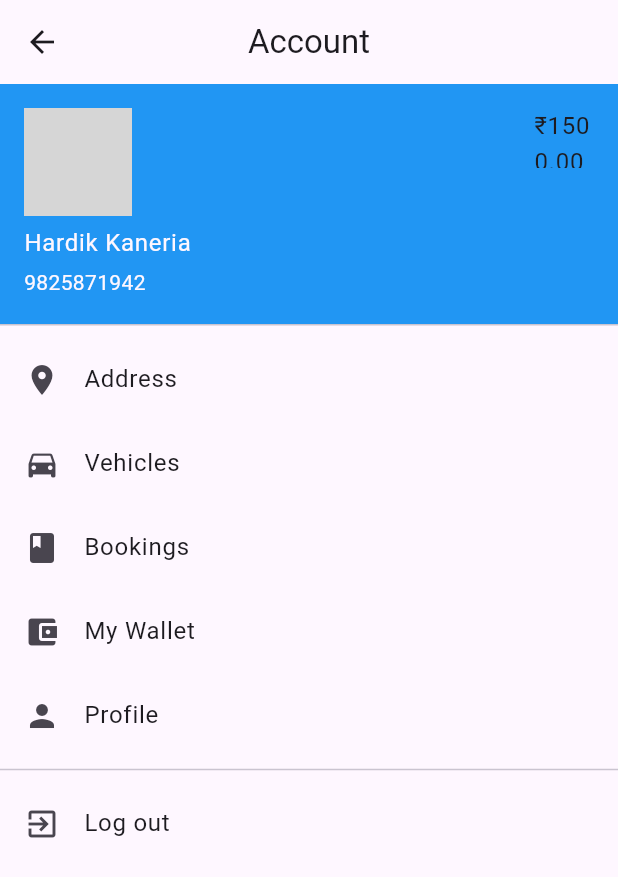
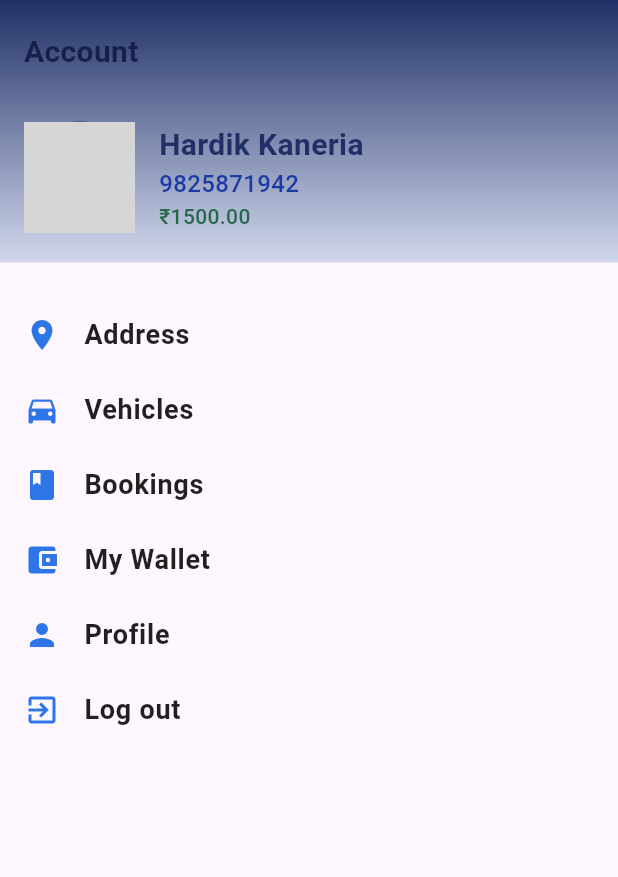
Before and after one commit to HardikKaneria/washgenie_app, a Flutter app: the AccountScreen screen opened directly, on a phone screen of 412 x 824 dp. Shown: the top 877 px of the screen. Run offline on Flutter 3.47's test engine with Material 3 defaults, Android fonts, the phone set to English and light mode, and no system bars; our stand-ins replace flutter_svg, shared_preferences; accounts and stored records are empty; network calls fail; Roboto replaces fonts that are missing (Rubik); grey boxes are pictures that could not be loaded.

Commit message:
account screen

```diff
--- a/lib/main.dart
+++ b/lib/main.dart
@@ -1,8 +1,19 @@
 import 'package:flutter/material.dart';
+import 'package:washgenie_app/screens/models/user_data.dart';
 import 'screens/splash.dart';
+import 'package:provider/provider.dart';
 
 void main() {
-  runApp(const MyApp());
+  runApp(
+    MultiProvider(
+      providers: [
+        ChangeNotifierProvider<UserData>(
+          create: (context) => UserData(),
+        ),
+      ],
+      child: const MyApp(),
+    ),
+  );
 }
 
 class MyApp extends StatelessWidget {
--- a/lib/screens/home_screen.dart
+++ b/lib/screens/home_screen.dart
@@ -1,4 +1,6 @@
 // ignore_for_file: library_private_types_in_public_api
+
+import 'dart:ui';
 
 import 'package:flutter/foundation.dart';
 import 'package:flutter/material.dart';
@@ -28,6 +30,9 @@ class MyCustomScreen extends StatelessWidget {
   Widget build(BuildContext context) {
     final screenWidth = MediaQuery.of(context).size.width;
     final screenHeight = MediaQuery.of(context).size.height;
+    if (kDebugMode) {
+      print("Screen width: $screenWidth, Screen height: $screenHeight");
+    } // Debug print
     return Scaffold(
       body: Container(
         height: screenHeight,
@@ -67,24 +72,13 @@ class HomeBodyHeader extends StatelessWidget {
 
     return Stack(
       children: [
-        GestureDetector(
-          onTap: () {
-            MaterialPageRoute(
-                builder: (context) => const AccountScreen(
-                      userName: 'Hardik Kaneria',
-                      userPhone: '9825871942',
-                      userBalance: 1500,
-                    ));
-          },
-          child: Container(
+        Container(
           width: screenWidth,
-            height:
-                screenHeight * 0.35, // Height of the container adjusted here
+          height: screenHeight * 0.35, // Height of the container adjusted here
           decoration: const BoxDecoration(
             image: DecorationImage(
               image: AssetImage("assets/header_background.png"),
               fit: BoxFit.cover,
-              ),
             ),
           ),
         ),
@@ -115,17 +109,65 @@ class HomeBodyHeader extends StatelessWidget {
                     mainAxisAlignment: MainAxisAlignment.start,
                     crossAxisAlignment: CrossAxisAlignment.center,
                     children: [
-                      Container(
+                      GestureDetector(
+                        onTap: () {
+                          Navigator.push(
+                            context,
+                            PageRouteBuilder(
+                              pageBuilder:
+                                  (context, animation, secondaryAnimation) =>
+                                      const AccountScreen(
+                                userName: 'Hardik Kaneria',
+                                userPhone: '9825871942',
+                                userBalance: 1500,
+                              ),
+                              transitionsBuilder: (context, animation,
+                                  secondaryAnimation, child) {
+                                var begin = const Offset(-1.0, 0.0);
+                                var end = Offset.zero;
+                                var curve = Curves.easeInOut;
+
+                                var tween = Tween(begin: begin, end: end)
+                                    .chain(CurveTween(curve: curve));
+                                var offsetAnimation = animation.drive(tween);
+
+                                return Stack(
+                                  children: [
+                                    Positioned.fill(
+                                      child: BackdropFilter(
+                                        filter: ImageFilter.blur(
+                                          sigmaX: 50 * secondaryAnimation.value,
+                                          sigmaY: 50 * secondaryAnimation.value,
+                                        ),
+                                        child: Container(
+                                            color: Colors.black.withOpacity(
+                                                0.5 *
+                                                    secondaryAnimation.value)),
+                                      ),
+                                    ),
+                                    SlideTransition(
+                                      position: offsetAnimation,
+                                      child: child,
+                                    ),
+                                  ],
+                                );
+                              },
+                            ),
+                          );
+                        },
+                        child: Container(
                           width: 53,
                           height: 53,
                           decoration: const ShapeDecoration(
                             image: DecorationImage(
-                            image: AssetImage("assets/default_user_image.png"),
+                              image:
+                                  AssetImage("assets/default_user_image.png"),
                               fit: BoxFit.fill,
                             ),
                             shape: CircleBorder(
-                            side:
-                                BorderSide(width: 2, color: Color(0xFF77FFC3)),
+                              side: BorderSide(
+                                  width: 2, color: Color(0xFF77FFC3)),
+                            ),
                           ),
                         ),
                       ),
@@ -355,7 +397,6 @@ class _HomeBodyState extends State<HomeBody> {
                     ),
                   ),
                 ),
-
                 Container(
                   width: screenSize.width,
                   padding:
@@ -567,11 +608,9 @@ class _HomeBodyState extends State<HomeBody> {
 }
 
 class AccountScreen extends StatelessWidget {
-  // These should be set with the actual values, possibly passed through a constructor.
   final String userName;
   final String userPhone;
-  final double
-      userBalance; // The data type should be double as you're assigning a numerical value.
+  final double userBalance;
 
   const AccountScreen({
     super.key,
@@ -583,60 +622,131 @@ class AccountScreen extends StatelessWidget {
   @override
   Widget build(BuildContext context) {
     return Scaffold(
-      appBar: AppBar(
-        leading: IconButton(
-          icon: const Icon(Icons.arrow_back),
-          onPressed: () {
-            Navigator.pop(context);
-          },
-        ),
-        title: const Text('Account'),
-        centerTitle: true,
-      ),
-      body: ListView(
-        children: <Widget>[
-          UserAccountsDrawerHeader(
-            accountName: Text(userName),
-            accountEmail: Text(userPhone),
-            currentAccountPicture: const CircleAvatar(
-              backgroundImage: AssetImage(
-                  'assets/image.png'), // Make sure the image is in the assets folder.
-            ),
-            otherAccountsPictures: <Widget>[
-              Text(
-                  '₹${userBalance.toStringAsFixed(2)}'), // Formatted for currency display
-            ],
+      // appBar: AppBar(
+      //   leading: IconButton(
+      //     icon: const Icon(Icons.arrow_back),
+      //     onPressed: () => Navigator.pop(context),
+      //   ),
+      //   title: const Text('Account'),
+      //   centerTitle: true,
+      // ),
+      body: SingleChildScrollView(
+        child: Column(
+          children: [
+            Container(
+              width: double.infinity,
+              padding: const EdgeInsets.symmetric(vertical: 20, horizontal: 16),
               decoration: const BoxDecoration(
-              color: Colors.blue,
+                gradient: LinearGradient(
+                  begin: Alignment.topCenter,
+                  end: Alignment.bottomCenter,
+                  colors: [Color(0xFF203066), Color(0xFFD1D8ED)],
                 ),
               ),
-          const ListTile(
-            leading: Icon(Icons.location_on),
-            title: Text('Address'),
+              child: Column(
+                crossAxisAlignment: CrossAxisAlignment.start,
+                children: [
+                  const Text(
+                    'Account',
+                    style: TextStyle(
+                      color: Color(0xFF15214B),
+                      fontSize: 20,
+                      fontWeight: FontWeight.w600,
+                      fontFamily: 'Rubik',
                     ),
-          const ListTile(
-            leading: Icon(Icons.directions_car),
-            title: Text('Vehicles'),
+                    textAlign: TextAlign.center,
                   ),
-          const ListTile(
-            leading: Icon(Icons.book),
-            title: Text('Bookings'),
+                  const SizedBox(height: 32),
+                  Row(
+                    children: [
+                      const CircleAvatar(
+                        radius: 37,
+                        backgroundImage:
+                            NetworkImage("https://via.placeholder.com/74x74"),
+                        backgroundColor: Color(0xFF203066),
                       ),
-          const ListTile(
-            leading: Icon(Icons.account_balance_wallet),
-            title: Text('My Wallet'),
+                      const SizedBox(width: 16),
+                      Expanded(
+                        child: Column(
+                          crossAxisAlignment: CrossAxisAlignment.start,
+                          children: [
+                            Text(
+                              userName,
+                              style: const TextStyle(
+                                color: Color(0xFF203066),
+                                fontSize: 20,
+                                fontWeight: FontWeight.w600,
+                                fontFamily: 'Rubik',
                               ),
-          const ListTile(
-            leading: Icon(Icons.person),
-            title: Text('Profile'),
                             ),
-          const Divider(), // This is the divider between Profile and Logout.
-          const ListTile(
-            leading: Icon(Icons.exit_to_app),
-            title: Text('Log out'),
+                            Text(
+                              userPhone,
+                              style: const TextStyle(
+                                color: Color(0xFF1C3AA4),
+                                fontSize: 16,
+                                fontFamily: 'Rubik',
+                                fontWeight: FontWeight.w500,
+                              ),
+                            ),
+                            Text(
+                              '₹${userBalance.toStringAsFixed(2)}',
+                              style: const TextStyle(
+                                color: Color(0xFF27684B),
+                                fontSize: 14,
+                                fontFamily: 'Rubik',
+                                fontWeight: FontWeight.w500,
+                              ),
                             ),
                           ],
+                        ),
+                      )
+                    ],
+                  ),
+                ],
+              ),
+            ),
+            const SizedBox(height: 20),
+            const MenuTile(icon: Icons.location_on, title: 'Address'),
+            const MenuTile(icon: Icons.directions_car, title: 'Vehicles'),
+            const MenuTile(icon: Icons.book, title: 'Bookings'),
+            const MenuTile(
+                icon: Icons.account_balance_wallet, title: 'My Wallet'),
+            const MenuTile(icon: Icons.person, title: 'Profile'),
+            const MenuTile(icon: Icons.exit_to_app, title: 'Log out'),
+          ],
+        ),
       ),
     );
   }
 }
+
+class MenuTile extends StatelessWidget {
+  final IconData icon;
+  final String title;
+
+  const MenuTile({super.key, required this.icon, required this.title});
+
+  @override
+  Widget build(BuildContext context) {
+    return SizedBox(
+      height: 50, // Set the height of the menu tile
+      child: ListTile(
+        leading: Icon(icon, color: const Color(0xFF2E75E8)),
+        title: Text(
+          title,
+          style: const TextStyle(
+            color: Color(0xFF231F20),
+            fontSize: 18,
+            fontFamily: 'Rubik',
+            fontWeight: FontWeight.w600,
+          ),
+        ),
+        onTap: () {
+          if (kDebugMode) {
+            print('$title tile tapped');
+          }
+        },
+      ),
+    );
+  }
+}
--- a/lib/screens/splash.dart
+++ b/lib/screens/splash.dart
@@ -6,18 +6,18 @@ import 'package:provider/provider.dart';
 import 'prehome_screen.dart';
 import 'models/user_data.dart'; // Adjust the import path as per your project structure
 
-void main() {
-  runApp(
-    MultiProvider(
-      providers: [
-        ChangeNotifierProvider<UserData>(
-          create: (context) => UserData(),
-        ),
-      ],
-      child: const MyApp(),
-    ),
-  );
-}
+// void main() {
+//   runApp(
+//     MultiProvider(
+//       providers: [
+//         ChangeNotifierProvider<UserData>(
+//           create: (context) => UserData(),
+//         ),
+//       ],
+//       child: const MyApp(),
+//     ),
+//   );
+// }
 
 class MyApp extends StatelessWidget {
   const MyApp({super.key});
```
Lines whose indentation alone changed are shown as unchanged.
